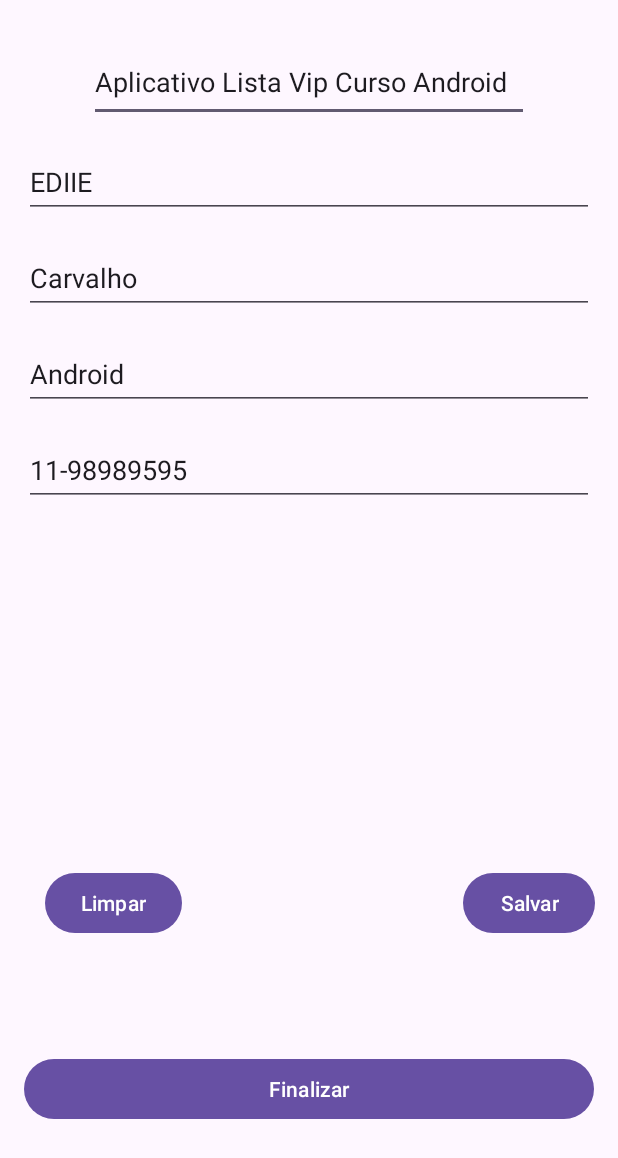
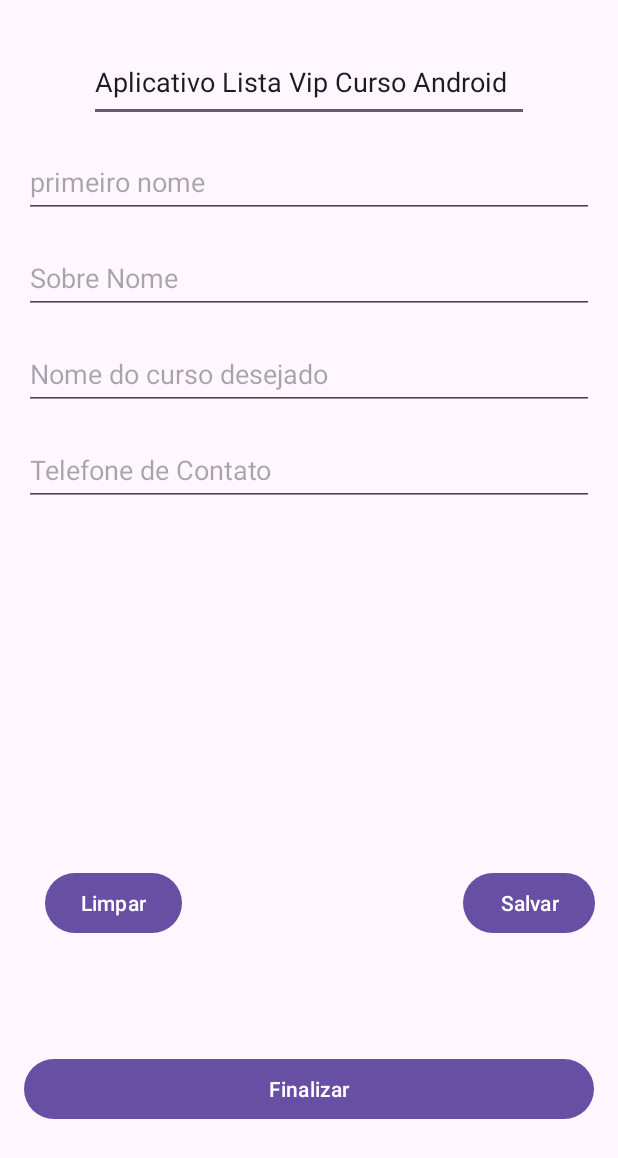
Before and after one commit to EDDIECARVALHO/Curso-Desenvolvimento-Android-, an Android app: the screen it shows after launch (MainActivity), on a phone screen of 412 x 824 dp. Shown: the top 1158 px of the screen. Run offline under Robolectric (Android 15) with nearby library versions, the phone set to English and light mode, and no system bars.

```diff
--- a/app/src/main/java/com/ederson/applistacurso/model/Pessoa.java
+++ b/app/src/main/java/com/ederson/applistacurso/model/Pessoa.java
@@ -57,4 +57,6 @@ public class Pessoa {
                 ", telefoneContato='" + telefoneContato + '\'' +
                 '}';
     }
+
+
 }
--- a/app/src/main/java/com/ederson/applistacurso/view/MainActivity.java
+++ b/app/src/main/java/com/ederson/applistacurso/view/MainActivity.java
@@ -43,38 +43,32 @@ public class MainActivity extends AppCompatActivity {
 
         preferences = getSharedPreferences(NOME_PREFERENCES,0);
         SharedPreferences.Editor listaVip = preferences.edit();
+
         PessoaController controler = new PessoaController();
+
+
         pessoa = new Pessoa();
 
 
-        // Atribuir conteúdo, dados valores para o objeto
-        // Conforme o seu MODELO, TEMPLATE
-        pessoa.setPrimeiroNome("EDIIE");
-        pessoa.setSobreNome("Carvalho");
-        pessoa.setCursoDesejado("Android");
-        pessoa.setTelefoneContato("11-98989595");
-
-        outraPessoa = new Pessoa();
-        outraPessoa.setPrimeiroNome("Luiz");
-        outraPessoa.setSobreNome("Carlos");
-        outraPessoa.setCursoDesejado("Android");
-        outraPessoa.setTelefoneContato("11-333366");
-
+        String defValue;
+        pessoa.setPrimeiroNome(preferences.getString( "primeiroNome", ""));
+        pessoa.setSobreNome(preferences.getString( "sobreNome", ""));
+        pessoa.setCursoDesejado(preferences.getString( "nomeCurso", ""));
+        pessoa.setTelefoneContato(preferences.getString( "telefoneContato", ""));
 
         editPrimeiroNome =findViewById(R.id.editPrimeiroNome);
         editSobreNomeAluno =findViewById(R.id.editSobreNomeAluno);
         editNomeCurso =findViewById(R.id.editNomeCurso);
         editTelefoneContato =findViewById(R.id.editTelefoneContato);
 
-        btnLimpar = findViewById(R.id.btnLimpar);
-        btnSalvar = findViewById(R.id.btnSalvar);
-        btnFinalizar = findViewById(R.id.btnFinalizar);
-
-
         editPrimeiroNome.setText(pessoa.getPrimeiroNome());
         editSobreNomeAluno.setText(pessoa.getSobreNome());
         editNomeCurso.setText(pessoa.getCursoDesejado());
         editTelefoneContato.setText(pessoa.getTelefoneContato());
+
+        btnLimpar = findViewById(R.id.btnLimpar);
+        btnSalvar = findViewById(R.id.btnSalvar);
+        btnFinalizar = findViewById(R.id.btnFinalizar);
 
         btnLimpar.setOnClickListener(new View.OnClickListener() {
             @Override
@@ -126,16 +120,10 @@ public class MainActivity extends AppCompatActivity {
         dadosPessoa += "Telefone de Contato: ";
         dadosPessoa += pessoa.getTelefoneContato();
 
-        dadosOutraPessoa = "Primeiro nome: ";
-        dadosOutraPessoa += outraPessoa.getPrimeiroNome();
-        dadosOutraPessoa += "Sobrenome: ";
-        dadosOutraPessoa += outraPessoa.getSobreNome();
-        dadosOutraPessoa += "Curso Desejado: ";
-        dadosOutraPessoa += "Telefone de Contato: ";
-        dadosOutraPessoa += outraPessoa.getTelefoneContato();
+
 
         Log.i("POO_LOG" ,pessoa.toString());
-        Log.i("POO_LOG" ,outraPessoa.toString());
+       // Log.i("POO_LOG" ,outraPessoa.toString());
 
     }
 }
```
